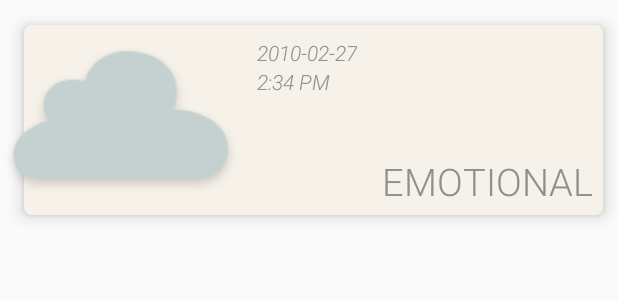
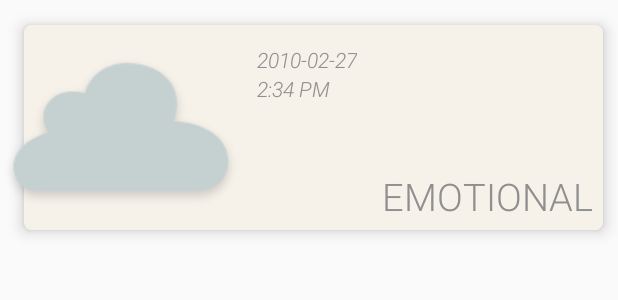
Before and after one commit to CMPUT301F19T21/MoodSwing, an Android app: the layout mood_list_content.xml on its own in the app's theme, with its tools: preview values and no code run, on a phone screen of 412 x 824 dp. Shown: the top 300 px of the screen. Run offline under Robolectric (Android 15) with nearby library versions, the phone set to English and light mode, and no system bars.

Commit message:
UI adjust

```diff
--- a/app/src/main/java/com/example/moodswing/customDataTypes/SelectMoodAdapter.java
+++ b/app/src/main/java/com/example/moodswing/customDataTypes/SelectMoodAdapter.java
@@ -64,11 +64,10 @@ public class SelectMoodAdapter extends RecyclerView.Adapter<SelectMoodAdapter.My
 
     @NonNull
     @Override
-    public MyViewHolder onCreateViewHolder (ViewGroup parent, int viewTYype) {
+    public MyViewHolder onCreateViewHolder (ViewGroup parent, int viewType) {
         View view = LayoutInflater.from(parent.getContext())
                 .inflate(R.layout.selectmood_content, parent, false);
-        MyViewHolder myViewHolder = new MyViewHolder(view);
-        return myViewHolder;
+        return new MyViewHolder(view);
     }
 
     @Override
--- a/app/src/main/res/layout/mood_list_content.xml
+++ b/app/src/main/res/layout/mood_list_content.xml
@@ -3,12 +3,14 @@
     xmlns:app="http://schemas.android.com/apk/res-auto"
     xmlns:tools="http://schemas.android.com/tools"
     android:layout_width="match_parent"
-    android:layout_height="160dp">
+    android:layout_height="170dp">
 
     <ImageButton
         android:id="@+id/moodIcon_placeHolder"
         android:layout_width="wrap_content"
         android:layout_height="wrap_content"
+        android:layout_marginTop="8dp"
+        android:layout_marginBottom="2dp"
         android:background="@android:color/transparent"
         android:elevation="10dp"
         app:layout_constraintBottom_toBottomOf="parent"
@@ -17,7 +19,7 @@
         app:srcCompat="@drawable/mood2" />
 
     <androidx.cardview.widget.CardView
-        android:id="@+id/cardView"
+        android:id="@+id/moodhistory_card"
         android:layout_width="0dp"
         android:layout_height="0dp"
         android:layout_marginStart="8dp"
```
Also changed, not shown: app/src/main/java/com/example/moodswing/customDataTypes/MoodAdapter.java (+17 -0 lines).
